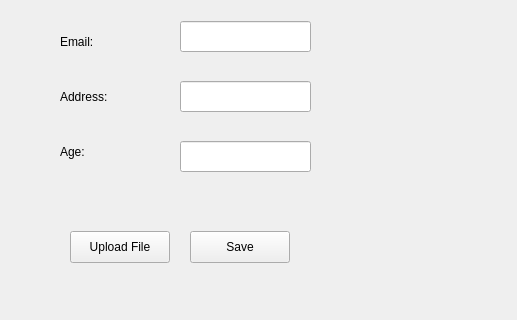
First picture: the form in CuringCamPAINS/gui/contactsgui.ui, repository CS-205-S22/CuringCamPAINS, before the edit; both pictures show x 131 to 648 and y 260 to 580 of the 648 by 580 pixel window.
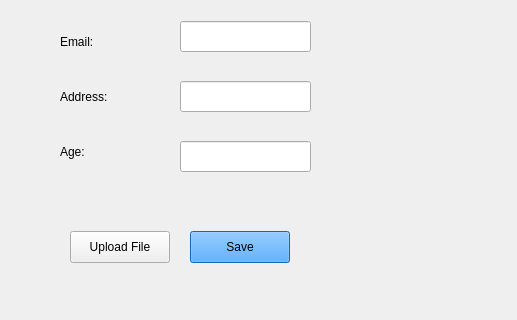
Second picture: the form after the edit.

```diff
--- a/CuringCamPAINS/gui/contactsgui.ui
+++ b/CuringCamPAINS/gui/contactsgui.ui
@@ -59,6 +59,9 @@
          <height>32</height>
         </rect>
        </property>
+       <property name="styleSheet">
+        <string notr="true">background-color:rgb(30,144,255);</string>
+       </property>
        <property name="text">
         <string>Save</string>
        </property>
```
